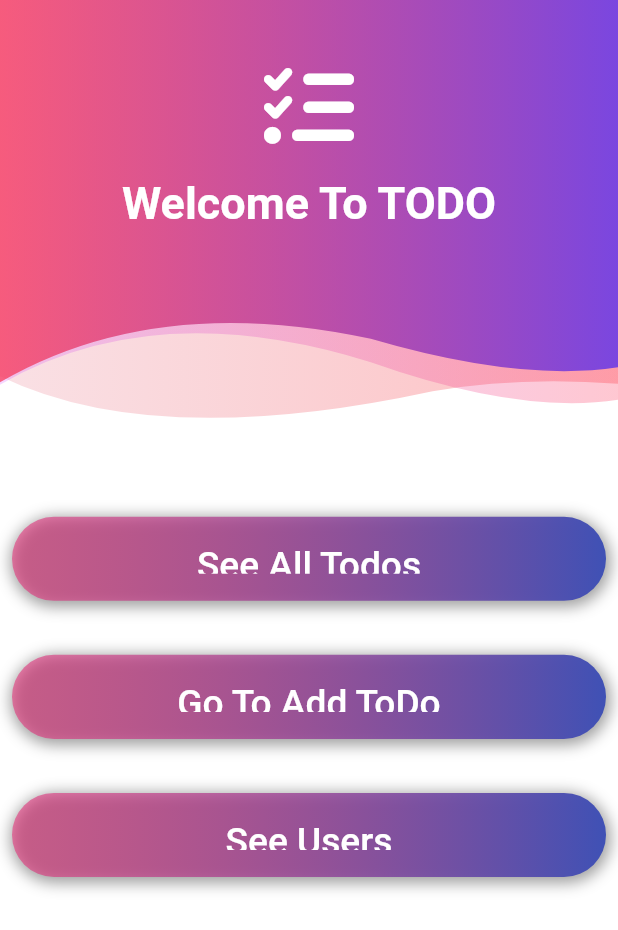
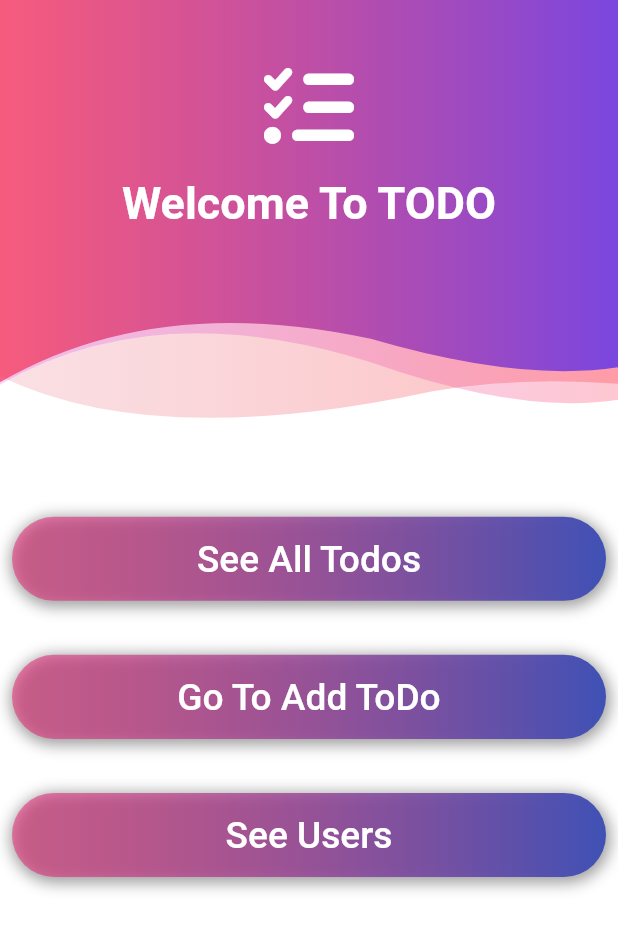
Before and after one commit to sajib-mridha-nor/my_todos, a Flutter app: the screen it shows after launch, on a phone screen of 412 x 824 dp. Shown: the top 930 px of the screen. Run offline on Flutter 3.47's test engine with Material 2 defaults, Android fonts, the phone set to English and light mode, and no system bars; our stand-ins replace dio, font_awesome_flutter, get.

Commit message:
button responsive issue

```diff
--- a/lib/view/widgets/customButton.dart
+++ b/lib/view/widgets/customButton.dart
@@ -27,7 +27,7 @@ Widget custombutton(text, var onpress, context) {
       child: TextButton(
         onPressed: onpress,
         child: Padding(
-          padding: const EdgeInsets.symmetric(vertical: 10, horizontal: 5),
+          padding: const EdgeInsets.symmetric(vertical: 2, horizontal: 10),
           child: Text(
             text,
             style: TextStyle(fontSize: h * .030, color: Colors.white),
```
